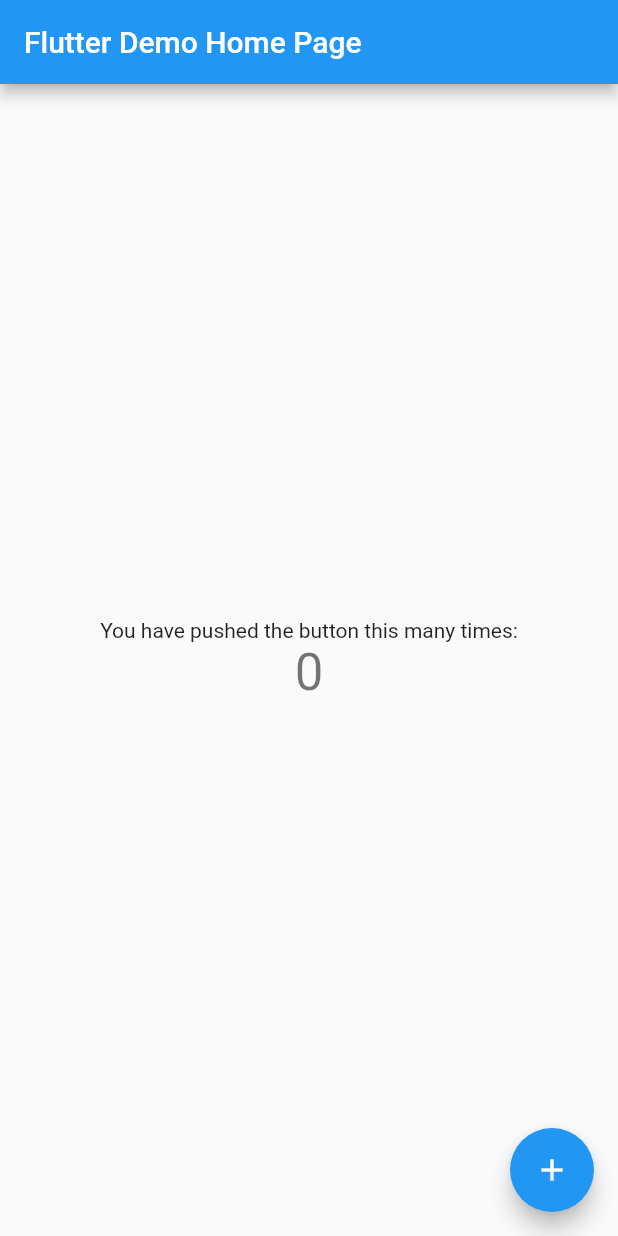
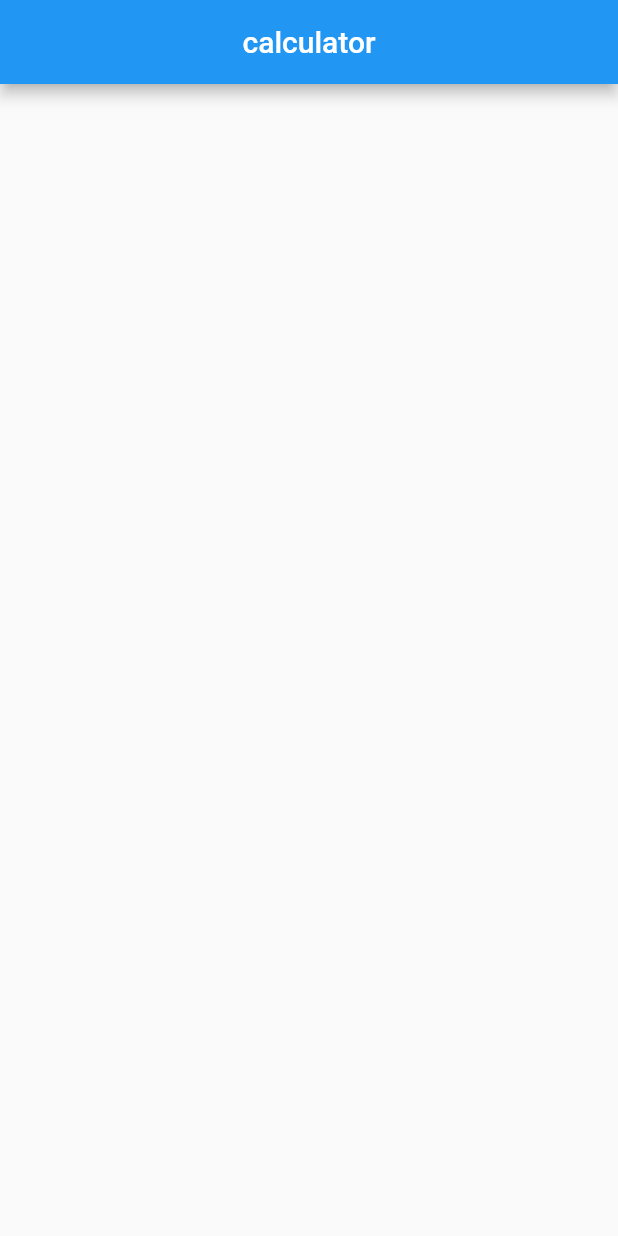
Before and after one commit to Srujan-github/Flutter_CalculatorApp, a Flutter app: the screen it shows after launch, on a phone screen of 412 x 824 dp. Run offline on Flutter 3.47's test engine with Material 2 defaults, Android fonts, the phone set to English and light mode, and no system bars.

Commit message:
Update main.dart

```diff
--- a/calculatorapp/lib/main.dart
+++ b/calculatorapp/lib/main.dart
@@ -1,115 +1,24 @@
 import 'package:flutter/material.dart';
 
 void main() {
-  runApp(const MyApp());
+  runApp(MaterialApp(home: calculator(),
+
+  ));
+}
+class calculator extends StatefulWidget {
+  const calculator({Key? key}) : super(key: key);
+
+  @override
+  State<calculator> createState() => _calculatorState();
 }
 
-class MyApp extends StatelessWidget {
-  const MyApp({super.key});
-
-  // This widget is the root of your application.
+class _calculatorState extends State<calculator> {
   @override
   Widget build(BuildContext context) {
-    return MaterialApp(
-      title: 'Flutter Demo',
-      theme: ThemeData(
-        // This is the theme of your application.
-        //
-        // Try running your application with "flutter run". You'll see the
-        // application has a blue toolbar. Then, without quitting the app, try
-        // changing the primarySwatch below to Colors.green and then invoke
-        // "hot reload" (press "r" in the console where you ran "flutter run",
-        // or simply save your changes to "hot reload" in a Flutter IDE).
-        // Notice that the counter didn't reset back to zero; the application
-        // is not restarted.
-        primarySwatch: Colors.blue,
+    return Scaffold(
+      appBar: AppBar(
+        title: Center(child: Text("calculator")),
       ),
-      home: const MyHomePage(title: 'Flutter Demo Home Page'),
     );
   }
 }
-
-class MyHomePage extends StatefulWidget {
-  const MyHomePage({super.key, required this.title});
-
-  // This widget is the home page of your application. It is stateful, meaning
-  // that it has a State object (defined below) that contains fields that affect
-  // how it looks.
-
-  // This class is the configuration for the state. It holds the values (in this
-  // case the title) provided by the parent (in this case the App widget) and
-  // used by the build method of the State. Fields in a Widget subclass are
-  // always marked "final".
-
-  final String title;
-
-  @override
-  State<MyHomePage> createState() => _MyHomePageState();
-}
-
-class _MyHomePageState extends State<MyHomePage> {
-  int _counter = 0;
-
-  void _incrementCounter() {
-    setState(() {
-      // This call to setState tells the Flutter framework that something has
-      // changed in this State, which causes it to rerun the build method below
-      // so that the display can reflect the updated values. If we changed
-      // _counter without calling setState(), then the build method would not be
-      // called again, and so nothing would appear to happen.
-      _counter++;
-    });
-  }
-
-  @override
-  Widget build(BuildContext context) {
-    // This method is rerun every time setState is called, for instance as done
-    // by the _incrementCounter method above.
-    //
-    // The Flutter framework has been optimized to make rerunning build methods
-    // fast, so that you can just rebuild anything that needs updating rather
-    // than having to individually change instances of widgets.
-    return Scaffold(
-      appBar: AppBar(
-        // Here we take the value from the MyHomePage object that was created by
-        // the App.build method, and use it to set our appbar title.
-        title: Text(widget.title),
-      ),
-      body: Center(
-        // Center is a layout widget. It takes a single child and positions it
-        // in the middle of the parent.
-        child: Column(
-          // Column is also a layout widget. It takes a list of children and
-          // arranges them vertically. By default, it sizes itself to fit its
-          // children horizontally, and tries to be as tall as its parent.
-          //
-          // Invoke "debug painting" (press "p" in the console, choose the
-          // "Toggle Debug Paint" action from the Flutter Inspector in Android
-          // Studio, or the "Toggle Debug Paint" command in Visual Studio Code)
-          // to see the wireframe for each widget.
-          //
-          // Column has various properties to control how it sizes itself and
-          // how it positions its children. Here we use mainAxisAlignment to
-          // center the children vertically; the main axis here is the vertical
-          // axis because Columns are vertical (the cross axis would be
-          // horizontal).
-          mainAxisAlignment: MainAxisAlignment.center,
-          children: <Widget>[
-            const Text(
-              'You have pushed the button this many times:',
-            ),
-            Text(
-              '$_counter',
-              style: Theme.of(context).textTheme.headline4,
-            ),
-          ],
-        ),
-      ),
-      floatingActionButton: FloatingActionButton(
-        onPressed: _incrementCounter,
-        tooltip: 'Increment',
-        child: const Icon(Icons.add),
-      ), // This trailing comma makes auto-formatting nicer for build methods.
-    );
-  }
-}
```
